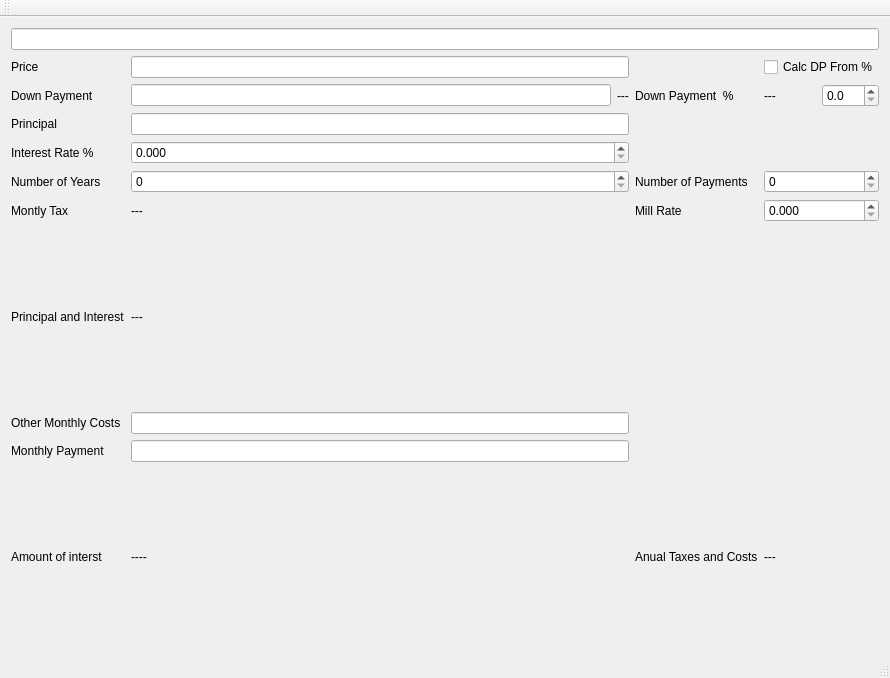
Before: the Qt Designer form mainwindow.ui in themattkerr/Mortgage_Calculator, drawn with Qt 5.
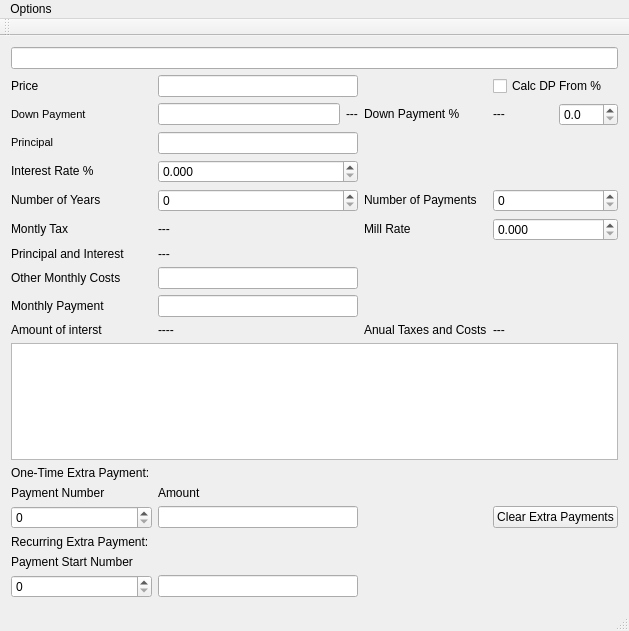
After: the same form once the commit is applied.

Commit message: adding extra recurring

The edit to the form file:
```diff
--- a/mainwindow.ui
+++ b/mainwindow.ui
@@ -6,8 +6,8 @@
    <rect>
     <x>0</x>
     <y>0</y>
-    <width>890</width>
-    <height>678</height>
+    <width>621</width>
+    <height>631</height>
    </rect>
   </property>
   <property name="windowTitle">
@@ -15,10 +15,54 @@
   </property>
   <widget class="QWidget" name="centralWidget">
    <layout class="QGridLayout" name="gridLayout">
-    <item row="1" column="0">
-     <widget class="QLabel" name="label_7">
+    <item row="16" column="0">
+     <widget class="QLabel" name="label_recurringExtra">
       <property name="text">
-       <string>Price </string>
+       <string>Recurring Extra Payment: </string>
+      </property>
+      <property name="textFormat">
+       <enum>Qt::RichText</enum>
+      </property>
+     </widget>
+    </item>
+    <item row="18" column="0">
+     <widget class="QSpinBox" name="spinBoxRecurringExtraStartPoint"/>
+    </item>
+    <item row="14" column="3">
+     <widget class="QPushButton" name="pushButtonInsert">
+      <property name="text">
+       <string>Clear Extra Payments</string>
+      </property>
+     </widget>
+    </item>
+    <item row="18" column="1">
+     <widget class="QLineEdit" name="lineEditRecurringExtraAmount"/>
+    </item>
+    <item row="5" column="3">
+     <widget class="QSpinBox" name="NumOfPayments">
+      <property name="maximum">
+       <number>500</number>
+      </property>
+     </widget>
+    </item>
+    <item row="14" column="1">
+     <widget class="QLineEdit" name="lineEditExtraPayAmount"/>
+    </item>
+    <item row="11" column="0" colspan="4">
+     <widget class="QTextBrowser" name="textBrowser"/>
+    </item>
+    <item row="2" column="0">
+     <widget class="QLabel" name="label_8">
+      <property name="font">
+       <font>
+        <pointsize>8</pointsize>
+       </font>
+      </property>
+      <property name="text">
+       <string>Down Payment</string>
+      </property>
+      <property name="textFormat">
+       <enum>Qt::RichText</enum>
       </property>
       <property name="scaledContents">
        <bool>true</bool>
@@ -38,6 +82,19 @@
       </property>
      </widget>
     </item>
+    <item row="1" column="0">
+     <widget class="QLabel" name="label_7">
+      <property name="text">
+       <string>Price </string>
+      </property>
+      <property name="textFormat">
+       <enum>Qt::RichText</enum>
+      </property>
+      <property name="scaledContents">
+       <bool>true</bool>
+      </property>
+     </widget>
+    </item>
     <item row="1" column="3">
      <widget class="QCheckBox" name="checkBox">
       <property name="text">
@@ -45,13 +102,6 @@
       </property>
      </widget>
     </item>
-    <item row="2" column="0">
-     <widget class="QLabel" name="label_8">
-      <property name="text">
-       <string>Down Payment</string>
-      </property>
-     </widget>
-    </item>
     <item row="2" column="1">
      <layout class="QHBoxLayout" name="horizontalLayout">
       <item>
@@ -62,17 +112,53 @@
         <property name="text">
          <string>---</string>
         </property>
+        <property name="textFormat">
+         <enum>Qt::RichText</enum>
+        </property>
        </widget>
       </item>
      </layout>
     </item>
     <item row="2" column="2">
      <widget class="QLabel" name="label_9">
+      <property name="sizePolicy">
+       <sizepolicy hsizetype="Fixed" vsizetype="Preferred">
+        <horstretch>0</horstretch>
+        <verstretch>0</verstretch>
+       </sizepolicy>
+      </property>
       <property name="text">
        <string>Down Payment  %</string>
       </property>
+      <property name="textFormat">
+       <enum>Qt::RichText</enum>
+      </property>
      </widget>
     </item>
+    <item row="3" column="0">
+     <widget class="QLabel" name="label">
+      <property name="font">
+       <font>
+        <pointsize>8</pointsize>
+       </font>
+      </property>
+      <property name="midLineWidth">
+       <number>0</number>
+      </property>
+      <property name="text">
+       <string>Principal</string>
+      </property>
+      <property name="textFormat">
+       <enum>Qt::RichText</enum>
+      </property>
+      <property name="scaledContents">
+       <bool>true</bool>
+      </property>
+     </widget>
+    </item>
+    <item row="3" column="1">
+     <widget class="QLineEdit" name="lineEdit"/>
+    </item>
     <item row="2" column="3">
      <layout class="QHBoxLayout" name="horizontalLayout_2">
       <item>
@@ -80,6 +166,9 @@
         <property name="text">
          <string>---</string>
         </property>
+        <property name="textFormat">
+         <enum>Qt::RichText</enum>
+        </property>
        </widget>
       </item>
       <item>
@@ -91,21 +180,27 @@
       </item>
      </layout>
     </item>
-    <item row="3" column="0">
-     <widget class="QLabel" name="label">
-      <property name="text">
-       <string>Principal</string>
-      </property>
-     </widget>
-    </item>
-    <item row="3" column="1">
-     <widget class="QLineEdit" name="lineEdit"/>
+    <item row="5" column="1">
+     <widget class="QSpinBox" name="NumOfYears"/>
     </item>
     <item row="4" column="0">
      <widget class="QLabel" name="label_2">
       <property name="text">
        <string>Interest Rate %</string>
       </property>
+      <property name="textFormat">
+       <enum>Qt::RichText</enum>
+      </property>
+     </widget>
+    </item>
+    <item row="5" column="0">
+     <widget class="QLabel" name="label_3">
+      <property name="text">
+       <string>Number of Years</string>
+      </property>
+      <property name="textFormat">
+       <enum>Qt::RichText</enum>
+      </property>
      </widget>
     </item>
     <item row="4" column="1">
@@ -118,41 +213,19 @@
       </property>
      </widget>
     </item>
-    <item row="5" column="0">
-     <widget class="QLabel" name="label_3">
-      <property name="text">
-       <string>Number of Years</string>
-      </property>
-     </widget>
-    </item>
-    <item row="5" column="1">
-     <widget class="QSpinBox" name="NumOfYears"/>
-    </item>
-    <item row="5" column="2">
-     <widget class="QLabel" name="label_4">
-      <property name="text">
-       <string>Number of Payments</string>
-      </property>
-     </widget>
-    </item>
-    <item row="5" column="3">
-     <widget class="QSpinBox" name="NumOfPayments">
-      <property name="maximum">
-       <number>500</number>
-      </property>
-     </widget>
-    </item>
     <item row="6" column="0">
      <widget class="QLabel" name="label_10">
+      <property name="sizePolicy">
+       <sizepolicy hsizetype="Preferred" vsizetype="Fixed">
+        <horstretch>0</horstretch>
+        <verstretch>0</verstretch>
+       </sizepolicy>
+      </property>
       <property name="text">
        <string>Montly Tax</string>
       </property>
-     </widget>
-    </item>
-    <item row="6" column="1">
-     <widget class="QLabel" name="labelMontlyTax">
-      <property name="text">
-       <string>---</string>
+      <property name="textFormat">
+       <enum>Qt::RichText</enum>
       </property>
      </widget>
     </item>
@@ -161,8 +234,40 @@
       <property name="text">
        <string>Mill Rate</string>
       </property>
+      <property name="textFormat">
+       <enum>Qt::RichText</enum>
+      </property>
      </widget>
     </item>
+    <item row="5" column="2">
+     <widget class="QLabel" name="label_4">
+      <property name="text">
+       <string>Number of Payments</string>
+      </property>
+      <property name="textFormat">
+       <enum>Qt::RichText</enum>
+      </property>
+     </widget>
+    </item>
+    <item row="6" column="1">
+     <widget class="QLabel" name="labelMontlyTax">
+      <property name="sizePolicy">
+       <sizepolicy hsizetype="Preferred" vsizetype="Fixed">
+        <horstretch>0</horstretch>
+        <verstretch>0</verstretch>
+       </sizepolicy>
+      </property>
+      <property name="text">
+       <string>---</string>
+      </property>
+      <property name="textFormat">
+       <enum>Qt::RichText</enum>
+      </property>
+     </widget>
+    </item>
+    <item row="8" column="1">
+     <widget class="QLineEdit" name="lineEditOtherMonthly"/>
+    </item>
     <item row="6" column="3">
      <widget class="QDoubleSpinBox" name="doubleSpinBoxMillRate">
       <property name="decimals">
@@ -173,71 +278,162 @@
       </property>
      </widget>
     </item>
-    <item row="7" column="0">
-     <widget class="QLabel" name="label_12">
-      <property name="text">
-       <string>Principal and Interest</string>
-      </property>
-     </widget>
-    </item>
-    <item row="7" column="1">
-     <widget class="QLabel" name="labelPrincipalAndInterest">
-      <property name="text">
-       <string>---</string>
-      </property>
-     </widget>
-    </item>
     <item row="8" column="0">
      <widget class="QLabel" name="label_13">
       <property name="text">
        <string>Other Monthly Costs</string>
       </property>
-     </widget>
-    </item>
-    <item row="8" column="1">
-     <widget class="QLineEdit" name="lineEditOtherMonthly"/>
-    </item>
-    <item row="9" column="0">
-     <widget class="QLabel" name="label_5">
-      <property name="text">
-       <string>Monthly Payment</string>
+      <property name="textFormat">
+       <enum>Qt::RichText</enum>
       </property>
      </widget>
     </item>
-    <item row="9" column="1">
-     <widget class="QLineEdit" name="lineEditMonthlyPayment"/>
-    </item>
     <item row="10" column="0">
      <widget class="QLabel" name="label_6">
+      <property name="sizePolicy">
+       <sizepolicy hsizetype="Preferred" vsizetype="Fixed">
+        <horstretch>0</horstretch>
+        <verstretch>0</verstretch>
+       </sizepolicy>
+      </property>
       <property name="text">
        <string>Amount of interst</string>
       </property>
+      <property name="textFormat">
+       <enum>Qt::RichText</enum>
+      </property>
      </widget>
     </item>
+    <item row="7" column="1">
+     <widget class="QLabel" name="labelPrincipalAndInterest">
+      <property name="sizePolicy">
+       <sizepolicy hsizetype="Preferred" vsizetype="Fixed">
+        <horstretch>0</horstretch>
+        <verstretch>0</verstretch>
+       </sizepolicy>
+      </property>
+      <property name="text">
+       <string>---</string>
+      </property>
+      <property name="textFormat">
+       <enum>Qt::RichText</enum>
+      </property>
+     </widget>
+    </item>
+    <item row="7" column="0">
+     <widget class="QLabel" name="label_12">
+      <property name="sizePolicy">
+       <sizepolicy hsizetype="Preferred" vsizetype="Fixed">
+        <horstretch>0</horstretch>
+        <verstretch>0</verstretch>
+       </sizepolicy>
+      </property>
+      <property name="text">
+       <string>Principal and Interest</string>
+      </property>
+      <property name="textFormat">
+       <enum>Qt::RichText</enum>
+      </property>
+     </widget>
+    </item>
+    <item row="9" column="1">
+     <widget class="QLineEdit" name="lineEditMonthlyPayment"/>
+    </item>
     <item row="10" column="1">
      <widget class="QLabel" name="AmountofInterest">
+      <property name="sizePolicy">
+       <sizepolicy hsizetype="Preferred" vsizetype="Fixed">
+        <horstretch>0</horstretch>
+        <verstretch>0</verstretch>
+       </sizepolicy>
+      </property>
       <property name="text">
        <string>----</string>
       </property>
+      <property name="textFormat">
+       <enum>Qt::RichText</enum>
+      </property>
      </widget>
     </item>
     <item row="10" column="2">
      <widget class="QLabel" name="label_14">
+      <property name="sizePolicy">
+       <sizepolicy hsizetype="Preferred" vsizetype="Fixed">
+        <horstretch>0</horstretch>
+        <verstretch>0</verstretch>
+       </sizepolicy>
+      </property>
       <property name="text">
        <string>Anual Taxes and Costs</string>
       </property>
+      <property name="textFormat">
+       <enum>Qt::RichText</enum>
+      </property>
+     </widget>
+    </item>
+    <item row="9" column="0">
+     <widget class="QLabel" name="label_5">
+      <property name="text">
+       <string>Monthly Payment</string>
+      </property>
+      <property name="textFormat">
+       <enum>Qt::RichText</enum>
+      </property>
      </widget>
     </item>
     <item row="10" column="3">
      <widget class="QLabel" name="labelAnualCostsAndTaxes">
+      <property name="sizePolicy">
+       <sizepolicy hsizetype="Preferred" vsizetype="Fixed">
+        <horstretch>0</horstretch>
+        <verstretch>0</verstretch>
+       </sizepolicy>
+      </property>
       <property name="text">
        <string>---</string>
+      </property>
+      <property name="textFormat">
+       <enum>Qt::RichText</enum>
+      </property>
+     </widget>
+    </item>
+    <item row="13" column="0">
+     <widget class="QLabel" name="label_ExtraPaymentNum">
+      <property name="text">
+       <string>Payment Number</string>
       </property>
      </widget>
     </item>
     <item row="0" column="0" colspan="4">
      <widget class="QLineEdit" name="lineEdit_2"/>
     </item>
+    <item row="12" column="0">
+     <widget class="QLabel" name="label_extratitle">
+      <property name="text">
+       <string>One-Time Extra Payment:</string>
+      </property>
+      <property name="textFormat">
+       <enum>Qt::RichText</enum>
+      </property>
+     </widget>
+    </item>
+    <item row="14" column="0">
+     <widget class="QSpinBox" name="spinBoxExtraPaymentNum"/>
+    </item>
+    <item row="13" column="1">
+     <widget class="QLabel" name="label_extraamount">
+      <property name="text">
+       <string>Amount</string>
+      </property>
+     </widget>
+    </item>
+    <item row="17" column="0">
+     <widget class="QLabel" name="labelRecurringStartNum">
+      <property name="text">
+       <string>Payment Start Number</string>
+      </property>
+     </widget>
+    </item>
    </layout>
   </widget>
   <widget class="QMenuBar" name="menuBar">
@@ -245,10 +441,18 @@
     <rect>
      <x>0</x>
      <y>0</y>
-     <width>890</width>
+     <width>621</width>
      <height>24</height>
     </rect>
    </property>
+   <widget class="QMenu" name="menuView">
+    <property name="title">
+     <string>Options</string>
+    </property>
+    <addaction name="actionShow_Amortization_Shedule"/>
+    <addaction name="actionShow_Extra_Payments"/>
+   </widget>
+   <addaction name="menuView"/>
   </widget>
   <widget class="QToolBar" name="mainToolBar">
    <attribute name="toolBarArea">
@@ -259,6 +463,22 @@
    </attribute>
   </widget>
   <widget class="QStatusBar" name="statusBar"/>
+  <action name="actionShow_Amortization_Shedule">
+   <property name="checkable">
+    <bool>true</bool>
+   </property>
+   <property name="text">
+    <string>Show Amortization Shedule</string>
+   </property>
+  </action>
+  <action name="actionShow_Extra_Payments">
+   <property name="checkable">
+    <bool>true</bool>
+   </property>
+   <property name="text">
+    <string>Show Extra Payments</string>
+   </property>
+  </action>
  </widget>
  <layoutdefault spacing="6" margin="11"/>
  <tabstops>
```
The commit also changes 7 other files.
